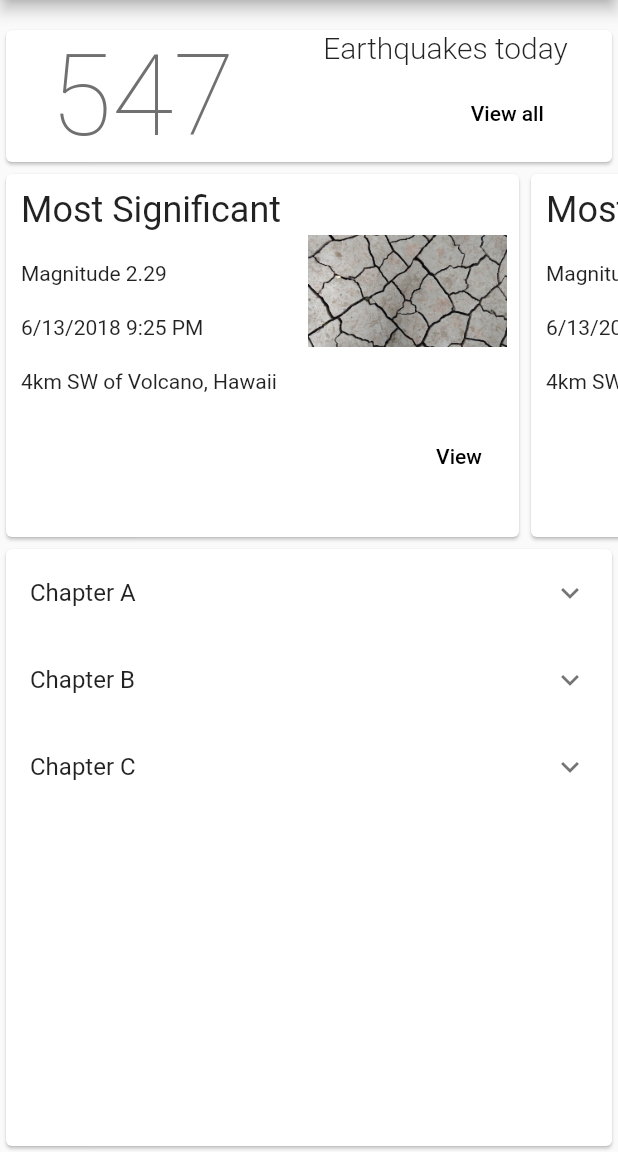
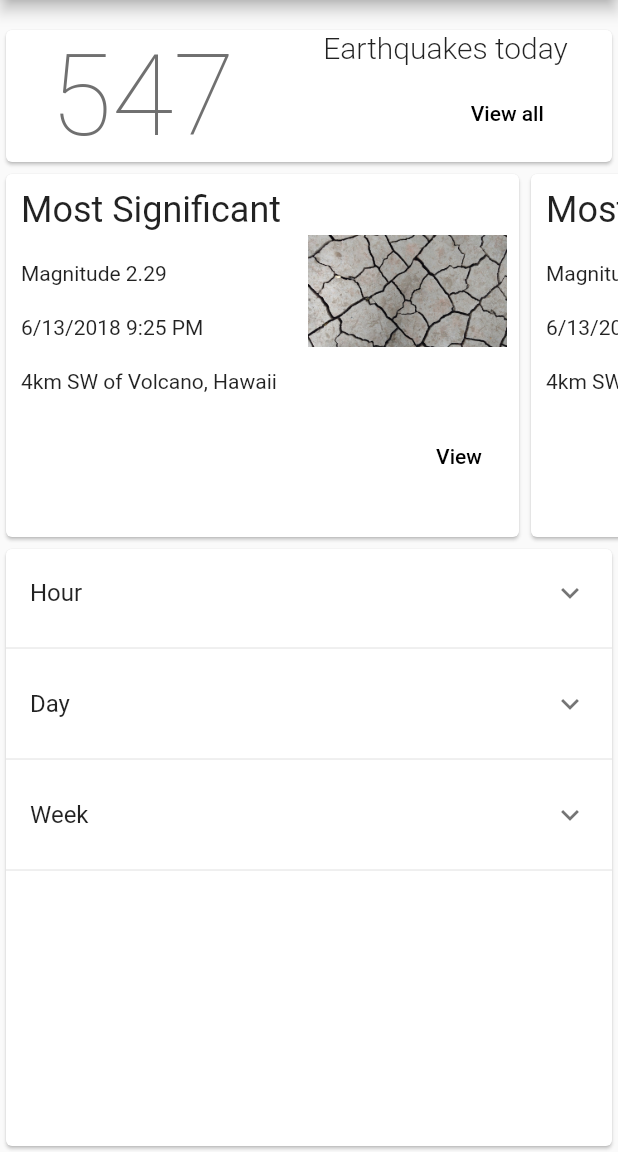
Before and after one commit to NilsBacke/Earthquake-Data-Mapper, a Flutter app: the screen it shows after launch, on a phone screen of 412 x 824 dp, the part 84-1236 px from its top. Run offline on Flutter 3.47's test engine with Material 2 defaults, Android fonts, the phone set to English and light mode, and no system bars; missing offline and left inert: map_view; network calls fail; statements that could not run were skipped.

Commit message:
Added dividers

```diff
--- a/lib/main.dart
+++ b/lib/main.dart
@@ -43,7 +43,7 @@ class _HomeState extends State<Home> {
                 padding: const EdgeInsets.only(top: 16.0),
               ),
               headerCard(),
-              horizontalCardList(),
+              horizontalCardList(), // uncomment, save, then recomment
               expansionList(),
             ],
           ),
@@ -230,14 +230,25 @@ class EntryItem extends StatelessWidget {
 
   Widget _buildTiles(Entry root) {
     if (root.children.isEmpty) {
-      return new ListTile(
-        title: new Text(root.title),
+      return new Column(
+        children: <Widget>[
+          new ListTile(
+            title: new Text(root.title),
+          ),
+          new Divider(),
+        ],
       );
     }
-    return new ExpansionTile(
-      key: new PageStorageKey<Entry>(root),
-      title: new Text(root.title),
-      children: root.children.map(_buildTiles).toList(),
+
+    return new Column(
+      children: <Widget>[
+        new ExpansionTile(
+          key: new PageStorageKey<Entry>(root),
+          title: new Text(root.title),
+          children: root.children.map(_buildTiles).toList(),
+        ),
+        new Divider(),
+      ],
     );
   }
 
@@ -258,7 +269,7 @@ class Entry {
 // The entire multilevel list displayed by this app.
 final List<Entry> data = <Entry>[
   new Entry(
-    'Chapter A',
+    'Hour',
     <Entry>[
       new Entry(
         'Section A0',
@@ -273,14 +284,14 @@ final List<Entry> data = <Entry>[
     ],
   ),
   new Entry(
-    'Chapter B',
+    'Day',
     <Entry>[
       new Entry('Section B0'),
       new Entry('Section B1'),
     ],
   ),
   new Entry(
-    'Chapter C',
+    'Week',
     <Entry>[
       new Entry('Section C0'),
       new Entry('Section C1'),
```
